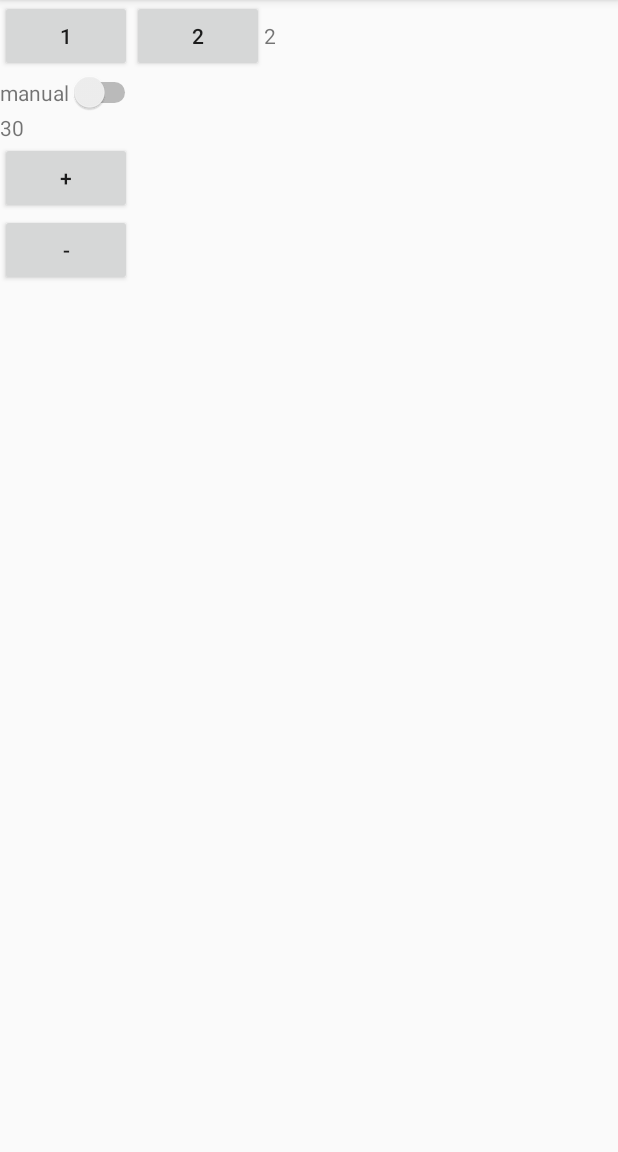
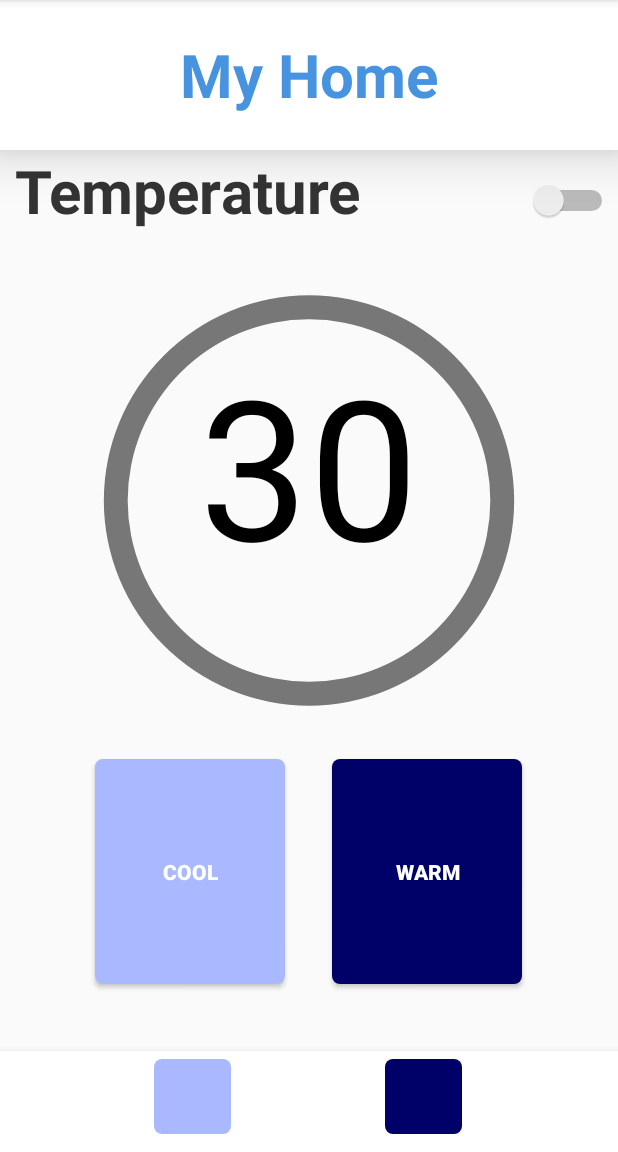
Before and after one commit to bjunseo/android-source, an Android app: the SubActivity screen opened directly, with no data from a screen before it, on a phone screen of 412 x 824 dp, the part 84-1236 px from its top. Run offline under Robolectric (Android 15) with nearby library versions, the phone set to English and light mode, and no system bars.

Commit message:
[update] design style_1

```diff
--- a/M_Home_BetaTest/app/src/main/java/com/example/m_home_betatest/MainActivity.java
+++ b/M_Home_BetaTest/app/src/main/java/com/example/m_home_betatest/MainActivity.java
@@ -50,6 +50,10 @@ public class MainActivity extends AppCompatActivity {
         mMyAdapter.addItem(ContextCompat.getDrawable(getApplicationContext(), R.drawable.door), "door" , "" );
         mMyAdapter.addItem(ContextCompat.getDrawable(getApplicationContext(), R.drawable.window), "window" , "" );
         mMyAdapter.addItem(ContextCompat.getDrawable(getApplicationContext(), R.drawable.curtain), "curtain" , "" );
+        mMyAdapter.addItem(ContextCompat.getDrawable(getApplicationContext(), R.drawable.light_bulb), "light bulb" , "" );
+        mMyAdapter.addItem(ContextCompat.getDrawable(getApplicationContext(), R.drawable.door), "door" , "" );
+        mMyAdapter.addItem(ContextCompat.getDrawable(getApplicationContext(), R.drawable.window), "window" , "" );
+        mMyAdapter.addItem(ContextCompat.getDrawable(getApplicationContext(), R.drawable.curtain), "curtain" , "" );
 
         /* 리스트뷰에 어댑터 등록 */
         mListView.setAdapter(mMyAdapter);
--- a/M_Home_BetaTest/app/src/main/java/com/example/m_home_betatest/SubActivity.java
+++ b/M_Home_BetaTest/app/src/main/java/com/example/m_home_betatest/SubActivity.java
@@ -23,8 +23,6 @@ public class SubActivity extends AppCompatActivity {
         textView = (TextView) findViewById(R.id.Temp_V);
         textView.setText(Integer.toString(now_temp));
 
-        TextView t = (TextView) findViewById(R.id.sta);
-
         mySwitch = (Switch) findViewById(R.id.sta_s);
         mySwitch.setOnCheckedChangeListener(new CompoundButton.OnCheckedChangeListener() {
             @Override
@@ -32,12 +30,10 @@ public class SubActivity extends AppCompatActivity {
                 if(isChecked == true)
                 {
                     sta = true;
-                    t.setText("true");
                 }
                 else
                 {
                     sta = false;
-                    t.setText("false");
                 }
             }
         });
--- a/M_Home_BetaTest/app/src/main/res/layout/activity_sub.xml
+++ b/M_Home_BetaTest/app/src/main/res/layout/activity_sub.xml
@@ -8,75 +8,152 @@
     <LinearLayout
         android:layout_width="match_parent"
         android:layout_height="match_parent"
+        android:orientation="vertical">
+
+        <TextView
+            android:layout_width="match_parent"
+            android:layout_height="0dp"
+            android:layout_weight="3"
+            android:background="@color/white"
+            android:gravity="center_horizontal|center_vertical"
+            android:text="My Home"
+            android:textColor="#4893DF"
+            android:textSize="40dp"
+            android:textStyle="bold"
+            android:elevation="20dp"/>
+
+
+        <LinearLayout
+            android:layout_width="match_parent"
+            android:layout_height="0dp"
+            android:layout_weight="2"
+            android:orientation="horizontal">
+            <TextView
+                android:layout_width="0dp"
+                android:layout_height="match_parent"
+                android:layout_weight="2"
+                android:text=" Temperature"
+                android:textSize="40dp"
+                android:textStyle="bold"
+                android:textColor="#333333"
+                />
+
+            <Switch
+                android:id="@+id/sta_s"
+                android:layout_width="0dp"
+                android:layout_height="match_parent"
+                android:layout_weight="1"
+                android:switchMinWidth="60dp"/>
+
+        </LinearLayout>
+
+
+        <ImageView
+            android:src="@drawable/ring"
+            android:id="@+id/item_list"
+            android:layout_width="match_parent"
+            android:layout_height="0dp"
+            android:layout_weight="10" />
+
+        <LinearLayout
+            android:layout_width="match_parent"
+            android:layout_height="0dp"
+            android:layout_weight="6"
+            android:orientation="horizontal"
+            android:elevation="10dp">
+            <Space
+                android:layout_weight="1"
+                android:layout_width="0dp"
+                android:layout_height="wrap_content"/>
+            <Button
+                android:onClick="onClick_tempe"
+                android:id="@+id/Temp_M"
+                android:textStyle="bold"
+                android:textColor="@color/white"
+                android:text = "cool"
+                android:background="@drawable/btn_basic_n"
+                android:layout_marginTop="5dp"
+                android:layout_weight="2"
+                android:layout_width="0dp"
+                android:layout_height="150dp"/>
+            <Space
+                android:layout_weight="0.5"
+                android:layout_width="0dp"
+                android:layout_height="wrap_content"/>
+            <Button
+                android:onClick="onClick_tempe"
+                android:id="@+id/Temp_U"
+                android:textStyle="bold"
+                android:textColor="@color/white"
+                android:text="warm"
+                android:background="@drawable/btn_basic_p"
+                android:layout_marginTop="5dp"
+                android:layout_weight="2"
+                android:layout_width="0dp"
+                android:layout_height="150dp"/>
+            <Space
+                android:layout_weight="1"
+                android:layout_width="0dp"
+                android:layout_height="wrap_content"/>
+        </LinearLayout>
+
+        <LinearLayout
+            android:layout_width="match_parent"
+            android:layout_height="0dp"
+            android:layout_weight="2"
+            android:orientation="horizontal"
+            android:background="@color/white"
+            android:elevation="10dp">
+
+            <Space
+                android:layout_weight="2"
+                android:layout_width="0dp"
+                android:layout_height="wrap_content"/>
+            <ImageButton
+                android:onClick="onClick_page"
+                android:id="@+id/f"
+                android:background="@drawable/btn_basic_n"
+                android:layout_marginTop="5dp"
+                android:layout_weight="1"
+                android:layout_width="0dp"
+                android:layout_height="50dp"/>
+
+            <Space
+                android:layout_weight="2"
+                android:layout_width="0dp"
+                android:layout_height="wrap_content"/>
+            <ImageButton
+                android:onClick="onClick_page"
+                android:id="@+id/s"
+                android:background="@drawable/btn_basic_p"
+                android:layout_marginTop="5dp"
+                android:layout_weight="1"
+                android:layout_width="0dp"
+                android:layout_height="50dp"/>
+            <Space
+                android:layout_weight="2"
+                android:layout_width="0dp"
+                android:layout_height="wrap_content"/>
+        </LinearLayout>
+
+    </LinearLayout>
+
+    <LinearLayout
+        android:layout_width="match_parent"
+        android:layout_height="match_parent"
         android:orientation="vertical"
         tools:layout_editor_absoluteX="0dp"
         tools:layout_editor_absoluteY="0dp">
 
-        <LinearLayout
+        <TextView
+            android:textColor="@color/black"
+            android:gravity="center_horizontal|center_vertical"
+            android:textSize="130dp"
+            android:id="@+id/Temp_V"
             android:layout_width="match_parent"
-            android:layout_height="wrap_content"
-            android:orientation="horizontal">
-
-            <Button
-                android:id="@+id/f"
-                android:layout_width="wrap_content"
-                android:layout_height="wrap_content"
-                android:onClick="onClick_page"
-                android:text="1" />
-
-            <Button
-                android:id="@+id/s"
-                android:layout_width="wrap_content"
-                android:layout_height="wrap_content"
-                android:onClick="onClick_page"
-                android:text="2" />
-
-            <TextView
-                android:layout_width="wrap_content"
-                android:layout_height="wrap_content"
-                android:text="2" />
-        </LinearLayout>
-
-        <LinearLayout
-            android:layout_width="match_parent"
-            android:layout_height="wrap_content"
-            android:orientation="horizontal">
-
-            <TextView
-                android:id="@+id/sta_v"
-                android:layout_width="wrap_content"
-                android:layout_height="wrap_content"
-                android:text="manual" />
-
-            <Switch
-                android:id="@+id/sta_s"
-                android:layout_width="wrap_content"
-                android:layout_height="wrap_content" />
-            <TextView
-                android:id="@+id/sta"
-                android:layout_width="wrap_content"
-                android:layout_height="wrap_content"/>
-        </LinearLayout>
-
-        <TextView
-            android:id="@+id/Temp_V"
-            android:layout_width="wrap_content"
-            android:layout_height="wrap_content"
+            android:layout_height="620dp"
             android:text="0" />
 
-        <Button
-            android:id="@+id/Temp_U"
-            android:layout_width="wrap_content"
-            android:layout_height="wrap_content"
-            android:onClick="onClick_tempe"
-            android:text="+" />
-
-        <Button
-            android:id="@+id/Temp_M"
-            android:layout_width="wrap_content"
-            android:layout_height="wrap_content"
-            android:onClick="onClick_tempe"
-            android:text="-" />
     </LinearLayout>
 
 </android.support.constraint.ConstraintLayout>
```
Also changed, not shown: M_Home_BetaTest/app/src/main/res/layout/activity_main.xml (+64 -22 lines).
